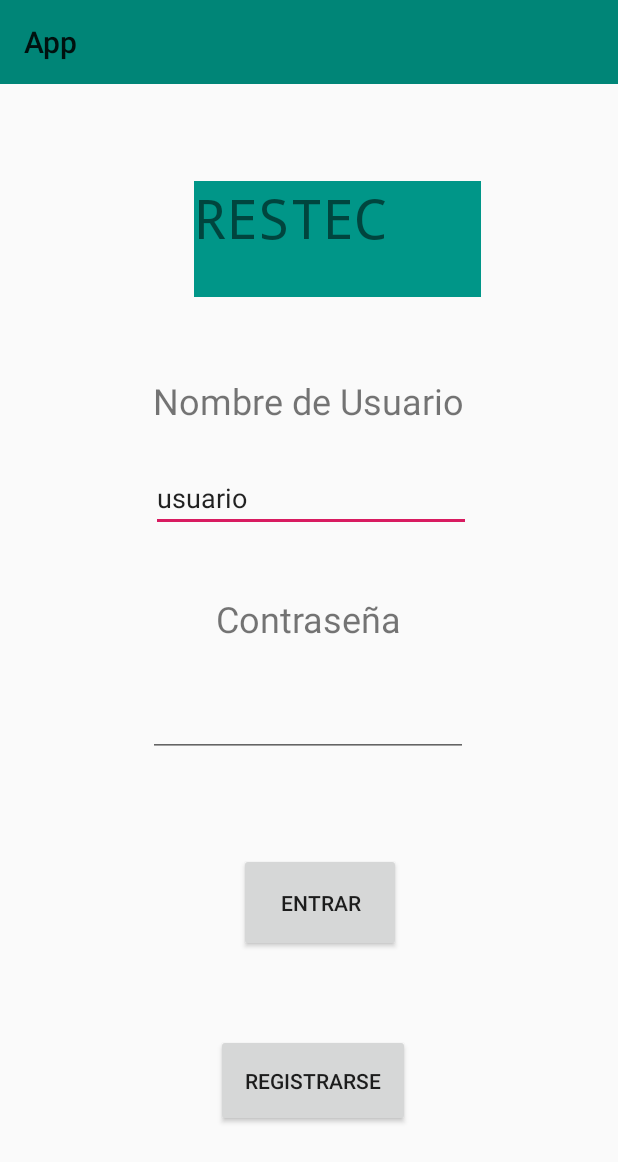
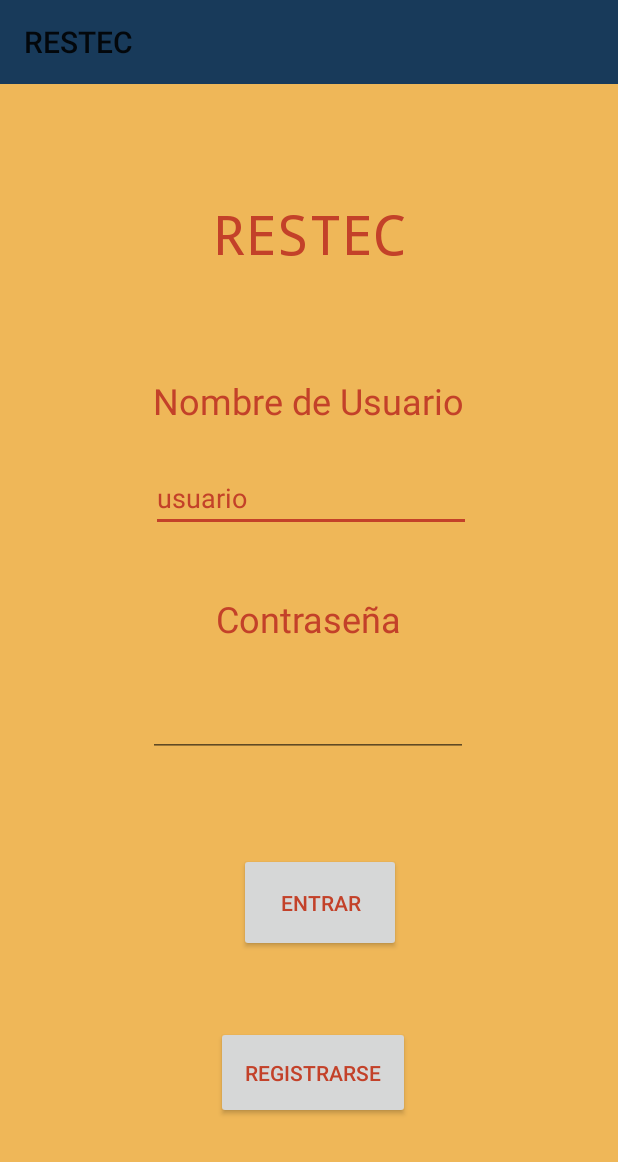
Before and after one commit to Kayd-J/ResTEC, an Android app: the screen it shows after launch (MainActivity), on a phone screen of 412 x 824 dp. Shown: the top 1162 px of the screen. Run offline under Robolectric (Android 15) with nearby library versions, the phone set to English and light mode, and no system bars.

Commit message:
Nuevos cambios a la Interfaz de la app móvil

```diff
--- /dev/null
+++ b/App/app/src/main/java/com/example/app/Inicio.kt
@@ -0,0 +1,25 @@
+package com.example.app
+
+import android.content.Intent
+import android.os.Bundle
+import android.os.Handler
+import androidx.appcompat.app.AppCompatActivity
+
+class Inicio: AppCompatActivity() {
+
+    lateinit var  handler: Handler
+
+    override fun onCreate(savedInstanceState: Bundle?) {
+        super.onCreate(savedInstanceState)
+        setContentView(R.layout.inicio)
+
+        handler = Handler()
+        handler.postDelayed({
+
+            val intent = Intent(this , MainActivity::class.java)
+            startActivity(intent)
+            finish()
+        }, 3000)
+    }
+
+}
--- a/App/app/src/main/res/layout/content_main.xml
+++ b/App/app/src/main/res/layout/content_main.xml
@@ -4,6 +4,7 @@
     xmlns:tools="http://schemas.android.com/tools"
     android:layout_width="match_parent"
     android:layout_height="match_parent"
+    android:background="#efb758"
     app:layout_behavior="@string/appbar_scrolling_view_behavior"
     tools:context=".MainActivity"
     tools:showIn="@layout/activity_main">
@@ -12,22 +13,24 @@
         android:id="@+id/lblrestec1"
         android:layout_width="191dp"
         android:layout_height="77dp"
-        android:background="#009688"
+        android:background="#efb758"
+        android:gravity="center"
         android:text="RESTEC"
+        android:textColor="#c34129"
         android:textSize="36sp"
         app:fontFamily="monospace"
         app:layout_constraintBottom_toBottomOf="parent"
-        app:layout_constraintHorizontal_bias="0.586"
         app:layout_constraintLeft_toLeftOf="parent"
         app:layout_constraintRight_toRightOf="parent"
         app:layout_constraintTop_toTopOf="parent"
-        app:layout_constraintVertical_bias="0.162" />
+        app:layout_constraintVertical_bias="0.157" />
 
     <TextView
         android:id="@+id/lblnombreu"
         android:layout_width="wrap_content"
         android:layout_height="wrap_content"
         android:text="Nombre de Usuario"
+        android:textColor="#c34129"
         android:textSize="24sp"
         app:layout_constraintBottom_toBottomOf="parent"
         app:layout_constraintEnd_toEndOf="parent"
@@ -44,6 +47,7 @@
         android:ems="10"
         android:inputType="textPersonName"
         android:text="usuario"
+        android:textColor="#c34129"
         app:layout_constraintBottom_toBottomOf="parent"
         app:layout_constraintEnd_toEndOf="parent"
         app:layout_constraintHorizontal_bias="0.507"
@@ -57,6 +61,7 @@
         android:layout_height="wrap_content"
         android:ems="10"
         android:inputType="textPassword"
+        android:textColor="#c34129"
         app:layout_constraintBottom_toBottomOf="parent"
         app:layout_constraintEnd_toEndOf="parent"
         app:layout_constraintHorizontal_bias="0.497"
@@ -69,6 +74,7 @@
         android:layout_width="wrap_content"
         android:layout_height="wrap_content"
         android:text="Contraseña"
+        android:textColor="#c34129"
         android:textSize="24sp"
         app:layout_constraintBottom_toBottomOf="parent"
         app:layout_constraintEnd_toEndOf="parent"
@@ -80,6 +86,7 @@
         android:layout_width="108dp"
         android:layout_height="66dp"
         android:text="Entrar"
+        android:textColor="#c34129"
         app:layout_constraintBottom_toBottomOf="parent"
         app:layout_constraintEnd_toEndOf="parent"
         app:layout_constraintHorizontal_bias="0.524"
@@ -92,11 +99,12 @@
         android:layout_width="129dp"
         android:layout_height="62dp"
         android:text="Registrarse"
+        android:textColor="#c34129"
         app:layout_constraintBottom_toBottomOf="parent"
         app:layout_constraintEnd_toEndOf="parent"
         app:layout_constraintHorizontal_bias="0.51"
         app:layout_constraintStart_toStartOf="parent"
         app:layout_constraintTop_toTopOf="parent"
-        app:layout_constraintVertical_bias="0.905" />
+        app:layout_constraintVertical_bias="0.898" />
 
 </androidx.constraintlayout.widget.ConstraintLayout>
--- a/App/app/src/main/res/values/colors.xml
+++ b/App/app/src/main/res/values/colors.xml
@@ -1,6 +1,6 @@
 <?xml version="1.0" encoding="utf-8"?>
 <resources>
-    <color name="colorPrimary">#008577</color>
-    <color name="colorPrimaryDark">#00574B</color>
-    <color name="colorAccent">#D81B60</color>
+    <color name="colorPrimary">#183a5a</color>
+    <color name="colorPrimaryDark">#c9d0e2</color>
+    <color name="colorAccent">#c34129</color>
 </resources>
```
Also changed, not shown: App/app/src/main/AndroidManifest.xml (+11 -7 lines), App/app/src/main/java/com/example/app/AdministrarCarrito.kt (+7 -0 lines), App/app/src/main/res/layout/administrar_carrito.xml (+16 -4 lines), App/app/src/main/res/layout/cargar.xml (+8 -7 lines), App/app/src/main/res/layout/feedback.xml (+15 -8 lines), App/app/src/main/res/layout/generar_pedido.xml (+12 -4 lines), App/app/src/main/res/layout/inicio.xml (added, +37 -0 lines), App/app/src/main/res/layout/opciones_menu.xml (+15 -4 lines), App/app/src/main/res/layout/registrarse.xml (+18 -3 lines), App/app/src/main/res/layout/visualizar.xml (+11 -6 lines), App/app/src/main/res/drawable/food_image.png (added).
